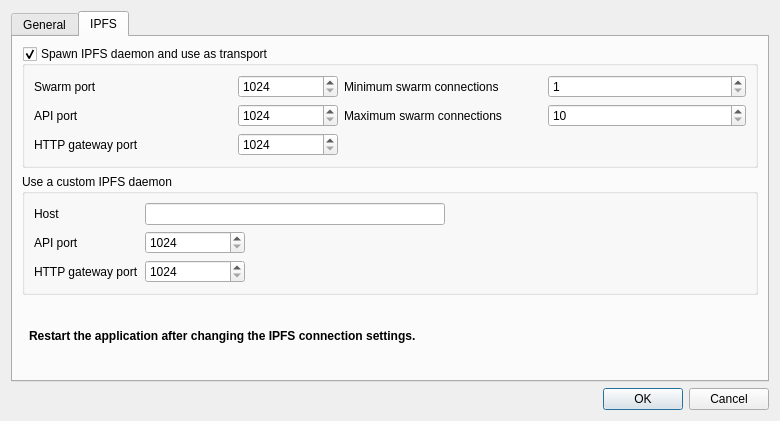
Above: galacteek/ui/settings.ui from pinnaculum/galacteek before the change. Below: the same form after it.
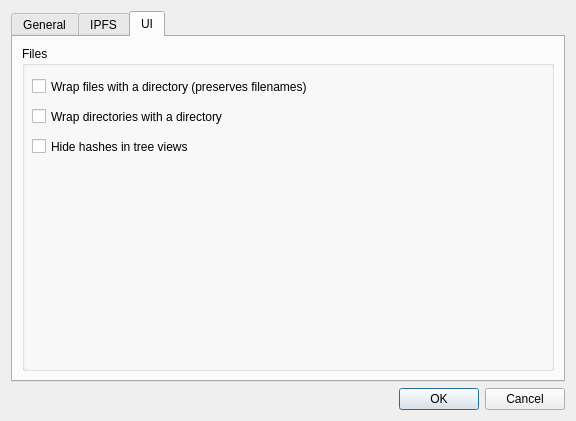
That is the form after the change.

Commit message:
- progressively replace ipfsTask*() with @ipfsOp  - new settings (UI): hide hashes, wrap files/dirs  - new module: galacteek.ui.ipfsview. Introduces widgets to list the  contents of a CID  - a few new functions in ipfsops  - ipfsmarks minor fixes  - introduce new clipboard loading system
=> v0.1.4

Diff of the .ui file:
```diff
--- a/galacteek/ui/settings.ui
+++ b/galacteek/ui/settings.ui
@@ -6,7 +6,7 @@
    <rect>
     <x>0</x>
     <y>0</y>
-    <width>780</width>
+    <width>576</width>
     <height>421</height>
    </rect>
   </property>
@@ -17,7 +17,7 @@
    <item>
     <widget class="QTabWidget" name="tabWidget">
      <property name="currentIndex">
-      <number>1</number>
+      <number>2</number>
      </property>
      <widget class="QWidget" name="tab">
       <attribute name="title">
@@ -346,6 +346,63 @@
        </item>
       </layout>
      </widget>
+     <widget class="QWidget" name="tab_2">
+      <attribute name="title">
+       <string>UI</string>
+      </attribute>
+      <layout class="QGridLayout" name="gridLayout_2">
+       <item row="0" column="0">
+        <layout class="QGridLayout" name="gridLayout">
+         <item row="0" column="0">
+          <widget class="QGroupBox" name="groupBox">
+           <property name="title">
+            <string>Files</string>
+           </property>
+           <widget class="QCheckBox" name="wrapFiles">
+            <property name="geometry">
+             <rect>
+              <x>10</x>
+              <y>30</y>
+              <width>321</width>
+              <height>21</height>
+             </rect>
+            </property>
+            <property name="text">
+             <string>Wrap files with a directory (preserves filenames)</string>
+            </property>
+           </widget>
+           <widget class="QCheckBox" name="wrapDirectories">
+            <property name="geometry">
+             <rect>
+              <x>10</x>
+              <y>60</y>
+              <width>281</width>
+              <height>21</height>
+             </rect>
+            </property>
+            <property name="text">
+             <string>Wrap directories with a directory</string>
+            </property>
+           </widget>
+           <widget class="QCheckBox" name="hideHashes">
+            <property name="geometry">
+             <rect>
+              <x>10</x>
+              <y>90</y>
+              <width>231</width>
+              <height>21</height>
+             </rect>
+            </property>
+            <property name="text">
+             <string>Hide hashes in tree views</string>
+            </property>
+           </widget>
+          </widget>
+         </item>
+        </layout>
+       </item>
+      </layout>
+     </widget>
     </widget>
    </item>
    <item>
```
The commit also changes 24 other files.
